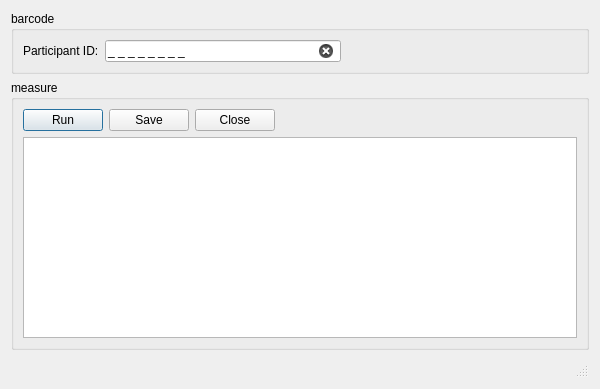
inglis-dl/cypress, file template/prototype/Template/MainWindow.ui: the form before one commit.
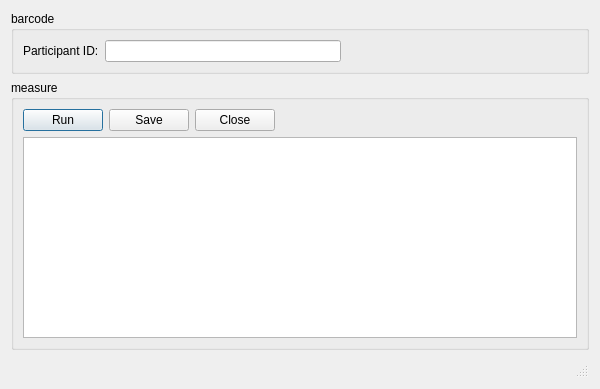
The form after the commit.

What changed in the file:
```diff
--- a/template/prototype/Template/MainWindow.ui
+++ b/template/prototype/Template/MainWindow.ui
@@ -45,10 +45,10 @@
       <item>
        <widget class="QLineEdit" name="barcodeLineEdit">
         <property name="inputMask">
-         <string>0 0 0 0 0 0 0 0;_</string>
+         <string/>
         </property>
         <property name="text">
-         <string>       </string>
+         <string/>
         </property>
         <property name="maxLength">
          <number>15</number>
```
Left out of the diff: 4 changed lines with no effect on the pictures.
